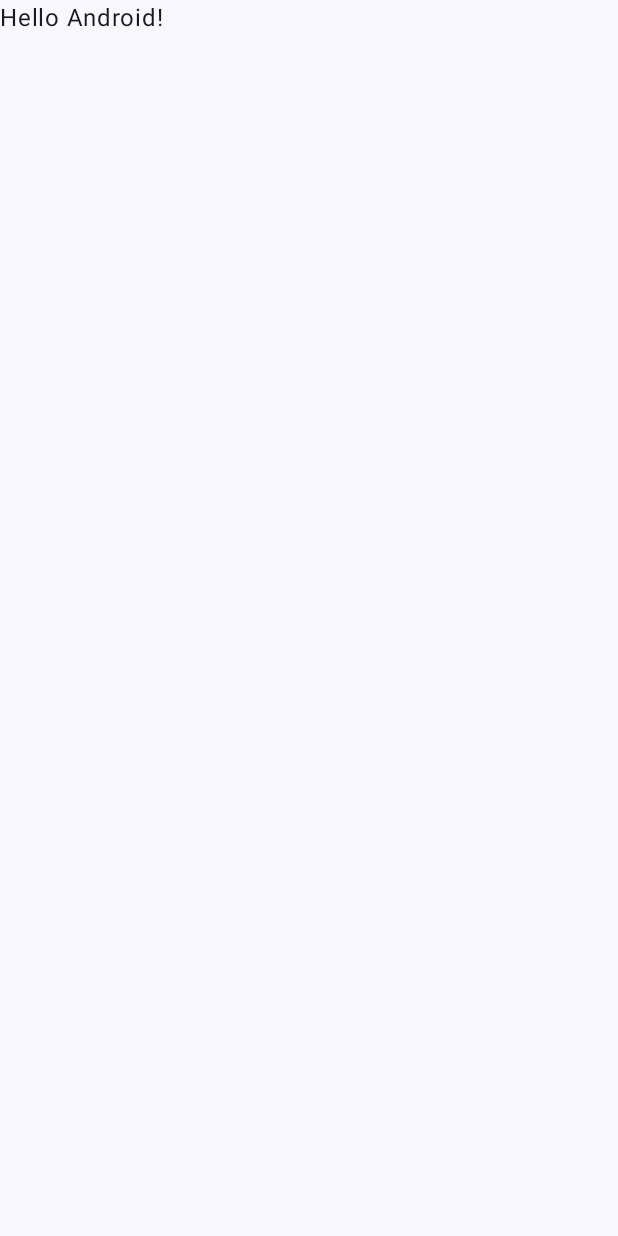
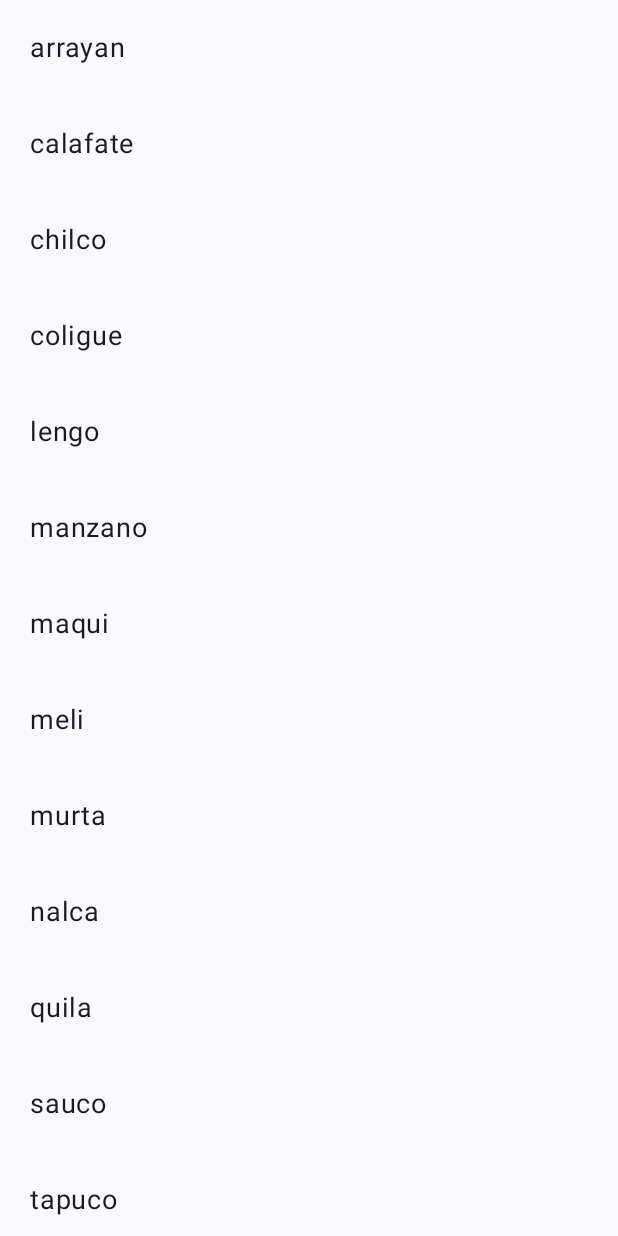
Before and after one commit to Marglodis/lazycolumn-android-app, an Android app built with Jetpack Compose: the screen it shows after launch (MainActivity), on a phone screen of 412 x 824 dp. Before the commit the screen is almost empty. Run offline under Robolectric (Android 15) with nearby library versions, the phone set to English and light mode, and no system bars.

Commit message:
Clase arboles chilenos, Componente paracrear las cards de los arboles

```diff
--- a/app/src/main/java/com/mtovar/lazycolumnapp/MainActivity.kt
+++ b/app/src/main/java/com/mtovar/lazycolumnapp/MainActivity.kt
@@ -7,11 +7,9 @@ import androidx.activity.enableEdgeToEdge
 import androidx.compose.foundation.layout.fillMaxSize
 import androidx.compose.foundation.layout.padding
 import androidx.compose.material3.Scaffold
-import androidx.compose.material3.Text
-import androidx.compose.runtime.Composable
 import androidx.compose.ui.Modifier
-import androidx.compose.ui.tooling.preview.Preview
 import com.mtovar.lazycolumnapp.ui.theme.LazyColumnAppTheme
+import com.mtovar.lazycolumnapp.ui.theme.screens.TreeListScreen
 
 class MainActivity : ComponentActivity() {
     override fun onCreate(savedInstanceState: Bundle?) {
@@ -20,28 +18,10 @@ class MainActivity : ComponentActivity() {
         setContent {
             LazyColumnAppTheme {
                 Scaffold(modifier = Modifier.fillMaxSize()) { innerPadding ->
-                    Greeting(
-                        name = "Android",
-                        modifier = Modifier.padding(innerPadding)
-                    )
+                    TreeListScreen(modifier = Modifier.padding(innerPadding))
+
                 }
             }
         }
     }
 }
-
-@Composable
-fun Greeting(name: String, modifier: Modifier = Modifier) {
-    Text(
-        text = "Hello $name!",
-        modifier = modifier
-    )
-}
-
-@Preview(showBackground = true)
-@Composable
-fun GreetingPreview() {
-    LazyColumnAppTheme {
-        Greeting("Android")
-    }
-}
--- /dev/null
+++ b/app/src/main/java/com/mtovar/lazycolumnapp/components/TreeItem.kt
@@ -0,0 +1 @@
+package com.mtovar.lazycolumnapp.components
--- /dev/null
+++ b/app/src/main/java/com/mtovar/lazycolumnapp/data/ChileanTrees.kt
@@ -0,0 +1,7 @@
+package com.mtovar.lazycolumnapp.data
+
+data class ChileanTrees(
+    val id: String,
+    val name: String,
+    val latinName: String?,
+    val image: Int?)
--- /dev/null
+++ b/app/src/main/java/com/mtovar/lazycolumnapp/ui/theme/screens/TreeListScreen.kt
@@ -0,0 +1,31 @@
+package com.mtovar.lazycolumnapp.ui.theme.screens
+
+import androidx.compose.foundation.layout.Column
+import androidx.compose.foundation.layout.padding
+import androidx.compose.foundation.lazy.LazyColumn
+import androidx.compose.foundation.lazy.items
+import androidx.compose.material3.Text
+import androidx.compose.runtime.Composable
+import androidx.compose.ui.Modifier
+import androidx.compose.ui.unit.dp
+import androidx.compose.ui.unit.sp
+
+@Composable
+fun TreeListScreen (modifier: Modifier){
+    val chileanTreeList =
+        listOf("arrayan", "calafate", "chilco",
+            "coligue", "maqui","lengo", "manzano","meli", "murta",
+            "nalca", "quila", "sauco","tapuco","tejoco").sorted()
+    Column (modifier = modifier){
+        LazyColumn(modifier = modifier) {
+            items(chileanTreeList) { tree ->
+                Text(text = tree, modifier = Modifier.padding(20.dp), fontSize = 18.sp)
+               /* Card(modifier = Modifier.padding(8.dp).fillMaxWidth()) {
+                    Text(text = tree)
+
+                }*/
+            }
+        }
+
+    }
+}
```
